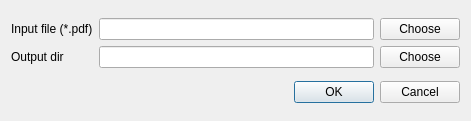
Qt form res/conv.ui (giovannioliveira/intex) before a commit.
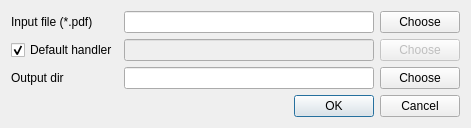
The same form after that commit.

Commit message: adding support for custom handlers

The edit to the form file:
```diff
--- a/res/conv.ui
+++ b/res/conv.ui
@@ -7,7 +7,7 @@
     <x>0</x>
     <y>0</y>
     <width>471</width>
-    <height>121</height>
+    <height>128</height>
    </rect>
   </property>
   <property name="windowTitle">
@@ -30,14 +30,14 @@
        </property>
       </widget>
      </item>
-     <item row="1" column="0">
+     <item row="2" column="0">
       <widget class="QLabel" name="label_2">
        <property name="text">
         <string>Output dir</string>
        </property>
       </widget>
      </item>
-     <item row="1" column="2">
+     <item row="2" column="2">
       <widget class="QPushButton" name="btOut">
        <property name="text">
         <string>Choose</string>
@@ -47,9 +47,36 @@
      <item row="0" column="1">
       <widget class="QLineEdit" name="etIn"/>
      </item>
-     <item row="1" column="1">
+     <item row="2" column="1">
       <widget class="QLineEdit" name="etOut"/>
      </item>
+     <item row="1" column="0">
+      <widget class="QCheckBox" name="cbHandler">
+       <property name="text">
+        <string>Default handler</string>
+       </property>
+       <property name="checked">
+        <bool>true</bool>
+       </property>
+      </widget>
+     </item>
+     <item row="1" column="1">
+      <widget class="QLineEdit" name="etHandler">
+       <property name="enabled">
+        <bool>false</bool>
+       </property>
+      </widget>
+     </item>
+     <item row="1" column="2">
+      <widget class="QPushButton" name="btHandler">
+       <property name="enabled">
+        <bool>false</bool>
+       </property>
+       <property name="text">
+        <string>Choose</string>
+       </property>
+      </widget>
+     </item>
     </layout>
    </item>
    <item>
```
The commit also changes 3 other files.
